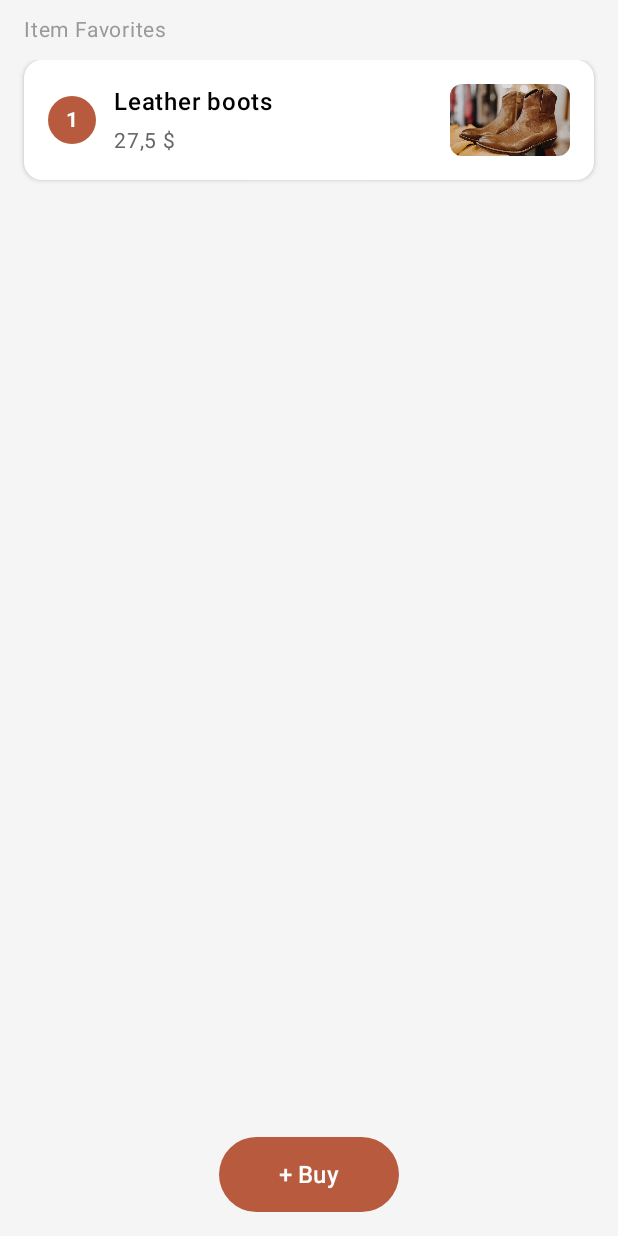
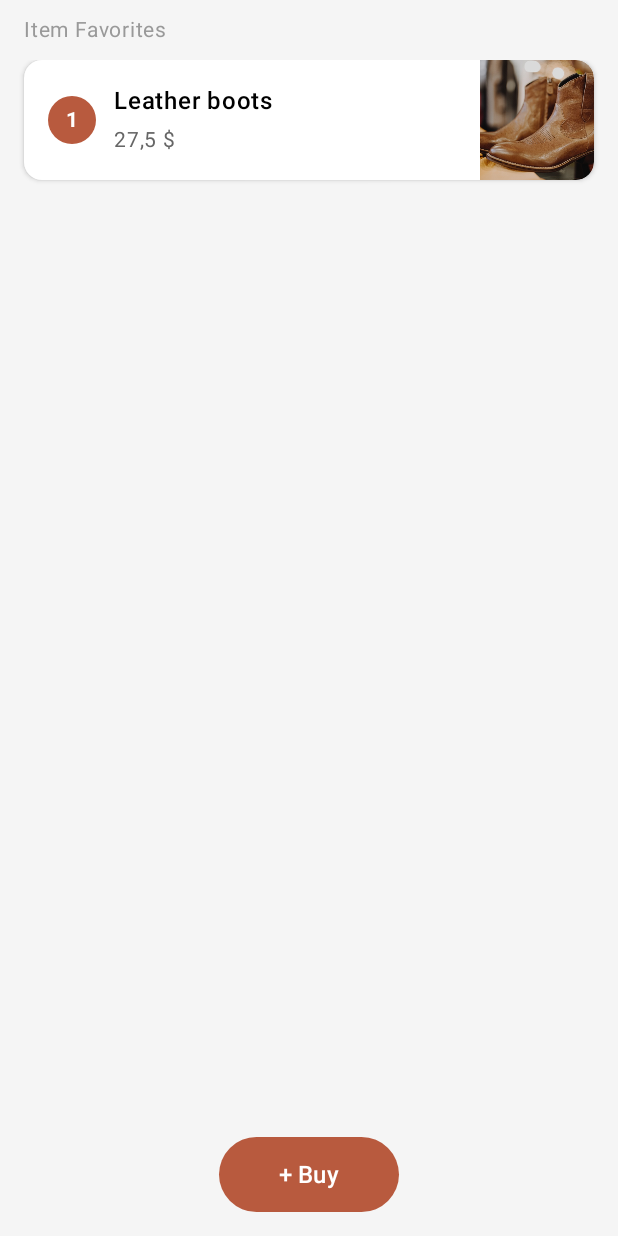
Before and after one commit to Hareyuk/ort-edu-ar-2025-tp3-challenge-02, an Android app built with Jetpack Compose: the composable FavoritesScreen shown on its own in the app's theme, on a phone screen of 412 x 824 dp. Run offline under Robolectric (Android 15) with nearby library versions, the phone set to English and light mode, and no system bars.

Commit message:
Rediseñado el componente de favorito

```diff
--- a/app/src/main/java/ort/argentina/yatay/tp3/challenge2/ui/screens/FavoritesScreen.kt
+++ b/app/src/main/java/ort/argentina/yatay/tp3/challenge2/ui/screens/FavoritesScreen.kt
@@ -111,8 +111,15 @@ fun FavoriteItem(
         Row(
             modifier = Modifier
                 .fillMaxWidth()
-                .height(80.dp)
-                .padding(16.dp),
+                .height(80.dp),
+            verticalAlignment = Alignment.CenterVertically
+        ) {
+            // 80% width container for textual content
+            Row(
+                modifier = Modifier
+                    .weight(0.8f)
+                    .fillMaxHeight()
+                    .padding(start = 16.dp),
                 verticalAlignment = Alignment.CenterVertically
             ) {
                 // Number circle
@@ -153,19 +160,21 @@ fun FavoriteItem(
                         modifier = Modifier.padding(top = 2.dp)
                     )
                 }
+            }
 
-            Spacer(modifier = Modifier.width(12.dp))
-
-            // Product image - covering full height and width of its allocated space
+            // 20% width container for image - no padding, fills all space
+            Box(
+                modifier = Modifier.weight(0.2f)
+            ) {
                 Image(
                     painter = painterResource(id = product.image),
                     contentDescription = product.name,
                     modifier = Modifier
-                    .width(80.dp)
-                    .fillMaxHeight()
-                    .clip(RoundedCornerShape(8.dp)),
+                        .fillMaxSize()
+                        .clip(RoundedCornerShape(topEnd = 12.dp, bottomEnd = 12.dp)),
                     contentScale = ContentScale.Crop
                 )
             }
         }
     }
+}
```
Lines whose indentation alone changed are shown as unchanged.
